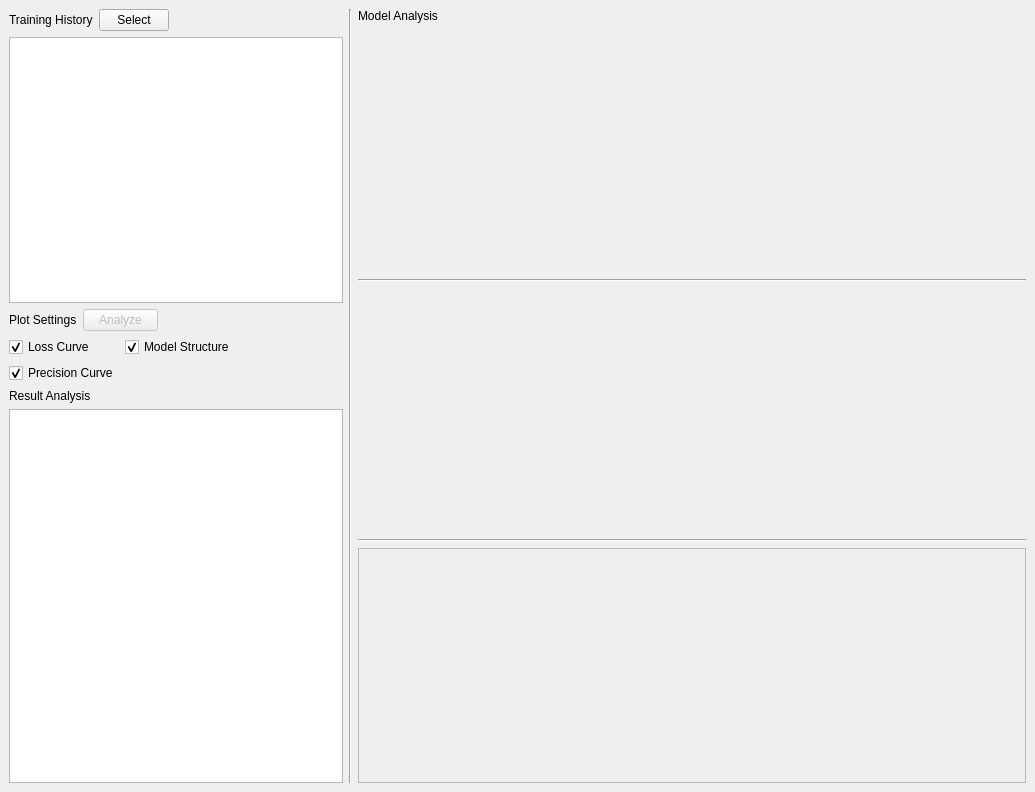
sheMnapion/AI-QSAR, file QSAR-UI/mainwindow2.ui: the form before one commit.
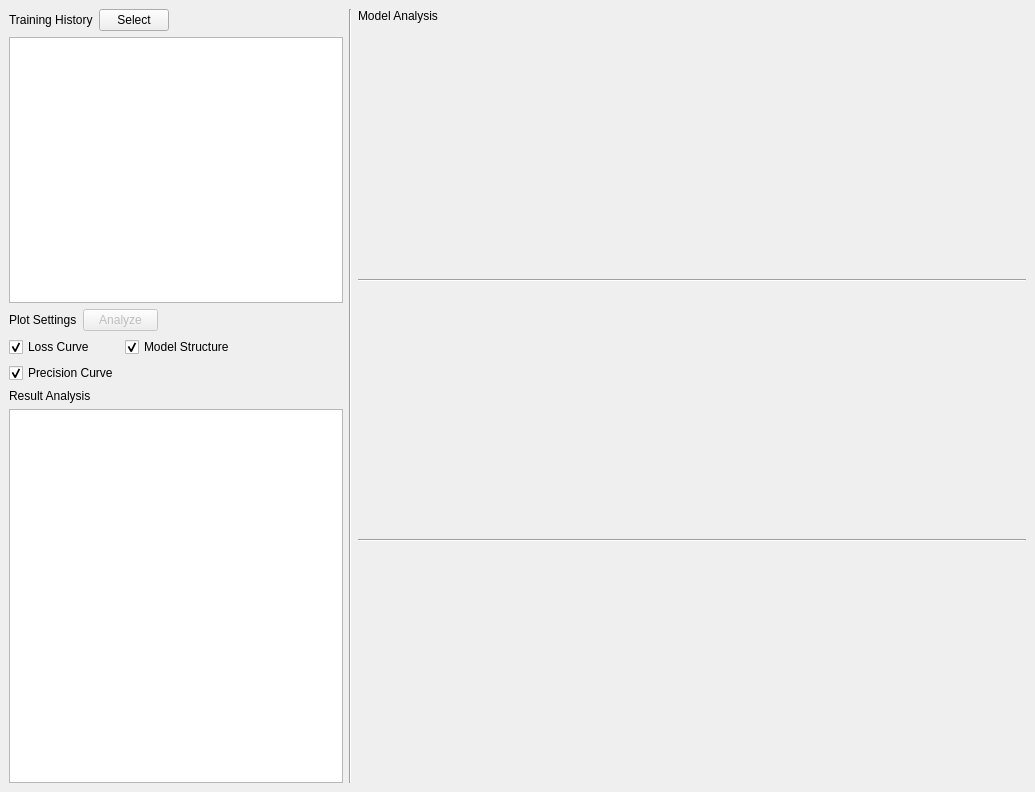
The form after the commit.

Diff of the .ui file:
```diff
--- a/QSAR-UI/mainwindow2.ui
+++ b/QSAR-UI/mainwindow2.ui
@@ -338,7 +338,7 @@
       <item>
        <layout class="QVBoxLayout" name="verticalLayout_4" stretch="0,0,1,1,1">
         <property name="spacing">
-         <number>-1</number>
+         <number>6</number>
         </property>
         <property name="sizeConstraint">
          <enum>QLayout::SetDefaultConstraint</enum>
@@ -478,13 +478,16 @@
            <item>
             <widget class="QLabel" name="modelStructureLabel">
              <property name="frameShape">
-              <enum>QFrame::StyledPanel</enum>
+              <enum>QFrame::NoFrame</enum>
              </property>
              <property name="text">
               <string/>
              </property>
              <property name="scaledContents">
-              <bool>true</bool>
+              <bool>false</bool>
+             </property>
+             <property name="alignment">
+              <set>Qt::AlignCenter</set>
              </property>
             </widget>
            </item>
```
